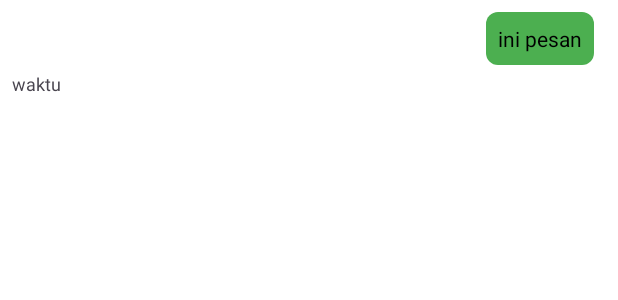
After one commit to TerraShields/FarmShields, an Android app: the layout anita_user_layout.xml on its own in the app's theme, with its tools: preview values and no code run, on a phone screen of 412 x 824 dp. The commit adds this screen. Shown: the top 300 px of the screen. Run offline under Robolectric (Android 15) with nearby library versions, the phone set to English and light mode, and no system bars.

Commit message:
Fix-anita

```diff
--- a/app/src/main/AndroidManifest.xml
+++ b/app/src/main/AndroidManifest.xml
@@ -60,6 +60,7 @@
 
         <activity
             android:name=".MainActivity"
+            android:windowSoftInputMode="adjustResize"
             android:exported="true">
             <intent-filter>
                 <action android:name="android.intent.action.MAIN" />
--- /dev/null
+++ b/app/src/main/res/layout/anita_user_layout.xml
@@ -0,0 +1,36 @@
+<?xml version="1.0" encoding="utf-8"?>
+<LinearLayout xmlns:android="http://schemas.android.com/apk/res/android"
+    android:layout_width="match_parent"
+    android:layout_height="wrap_content"
+    android:orientation="vertical"
+    android:padding="8dp"
+    android:gravity="end">
+
+    <LinearLayout
+        android:layout_width="wrap_content"
+        android:layout_height="wrap_content"
+        android:orientation="horizontal">
+
+        <TextView
+            android:id="@+id/messageTextView"
+            android:layout_width="wrap_content"
+            android:layout_height="wrap_content"
+            android:layout_gravity="center_vertical"
+            android:layout_marginEnd="8dp"
+            android:background="@drawable/sent_message_background"
+            android:maxWidth="240dp"
+            android:padding="8dp"
+            android:text="ini pesan"
+            android:textColor="@android:color/black" />
+    </LinearLayout>
+
+    <TextView
+        android:id="@+id/timestampTextView"
+        android:layout_width="wrap_content"
+        android:layout_height="wrap_content"
+        android:layout_gravity="start"
+        android:layout_marginTop="4dp"
+        android:text="waktu"
+        android:textSize="12sp" />
+
+</LinearLayout>
```
Also changed, not shown: app/src/main/java/com/gagak/farmshields/core/domain/adapter/anita/AnitaChatAdapter.kt (+40 -14 lines), app/src/main/java/com/gagak/farmshields/core/domain/model/viewmodel/anita/AnitaViewModel.kt (+20 -5 lines), app/src/main/java/com/gagak/farmshields/ui/anita/AnitaFragment.kt (+6 -6 lines), app/src/main/res/layout/fragment_anita.xml (line endings or trailing spaces).
